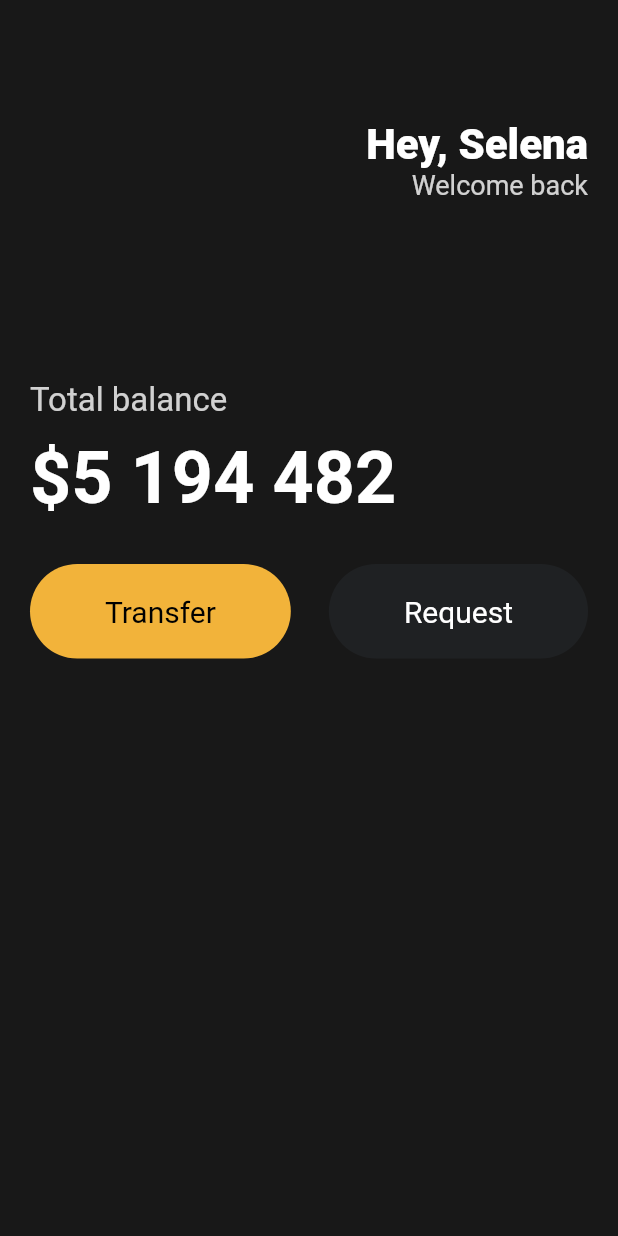
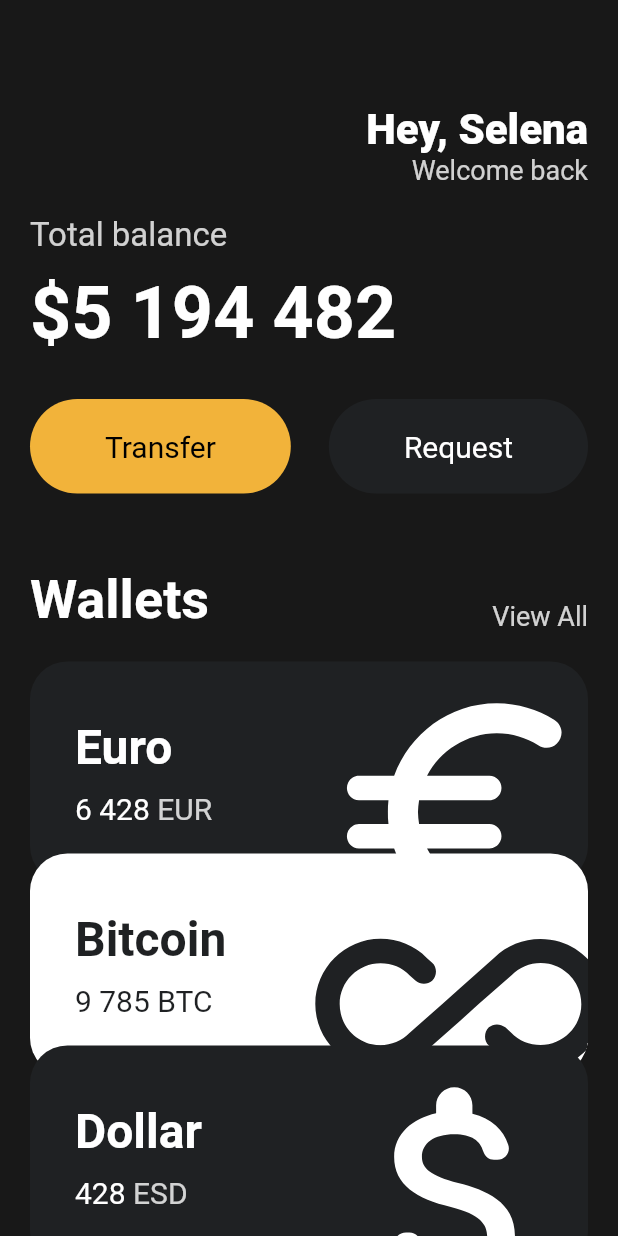
Before and after one commit to mackerel0818/flutter-challenge, a Flutter app: the screen it shows after launch, on a phone screen of 412 x 824 dp. Run offline on Flutter 3.47's test engine with Material 2 defaults, Android fonts, the light colour scheme and no system bars.

Commit message:
edit card

```diff
--- a/flutter-challenge/lib/main.dart
+++ b/flutter-challenge/lib/main.dart
@@ -1,5 +1,6 @@
 import 'package:flutter/material.dart';
 import 'package:toonfix/widgets/button.dart';
+import 'package:toonfix/widgets/currency_card.dart';
 
 void main() {
   runApp(App());
@@ -11,7 +12,8 @@
     return MaterialApp(
       home: Scaffold(
         backgroundColor: const Color(0xFF181818),
-        body: Padding(
+        body: SingleChildScrollView(
+          child: Padding(
             padding: const EdgeInsets.symmetric(
               horizontal: 20,
             ),
@@ -19,7 +21,7 @@
               crossAxisAlignment: CrossAxisAlignment.start,
               children: [
                 const SizedBox(
-                height: 80,
+                  height: 70,
                 ),
                 Row(
                   mainAxisAlignment: MainAxisAlignment.end,
@@ -47,7 +49,7 @@
                   ],
                 ),
                 const SizedBox(
-                height: 120,
+                  height: 20,
                 ),
                 Text(
                   'Total balance',
@@ -82,8 +84,59 @@
                         bgColor: Color(0xFF1f2123),
                         textColor: Colors.white),
                   ],
-              )
+                ),
+                const SizedBox(
+                  height: 50,
+                ),
+                Row(
+                  mainAxisAlignment: MainAxisAlignment.spaceBetween,
+                  crossAxisAlignment: CrossAxisAlignment.end,
+                  children: [
+                    const Text(
+                      'Wallets',
+                      style: TextStyle(
+                        color: Colors.white,
+                        fontSize: 36,
+                        fontWeight: FontWeight.w600,
+                      ),
+                    ),
+                    Text(
+                      'View All',
+                      style: TextStyle(
+                        color: Colors.white.withOpacity(0.8),
+                        fontSize: 18,
+                      ),
+                    ),
                   ],
+                ),
+                const SizedBox(
+                  height: 20,
+                ),
+                const CurrencyCard(
+                  name: 'Euro',
+                  code: 'EUR',
+                  amount: '6 428',
+                  icon: Icons.euro_rounded,
+                  isInverted: false,
+                ),
+                const CurrencyCard(
+                  name: 'Bitcoin',
+                  code: 'BTC',
+                  amount: '9 785',
+                  icon: Icons.all_inclusive_rounded,
+                  isInverted: true,
+                  order: 2,
+                ),
+                const CurrencyCard(
+                  name: 'Dollar',
+                  code: 'ESD',
+                  amount: '428',
+                  icon: Icons.attach_money_rounded,
+                  isInverted: false,
+                  order: 4,
+                ),
+              ],
+            ),
           ),
         ),
       ),
--- /dev/null
+++ b/flutter-challenge/lib/widgets/currency_card.dart
@@ -0,0 +1,90 @@
+import 'package:flutter/material.dart';
+
+class CurrencyCard extends StatelessWidget {
+  final String name, code, amount;
+  final IconData icon;
+  final bool isInverted;
+  final double? order;
+  final _blackColor = const Color(0xFF1f2123);
+
+  const CurrencyCard({
+    Key? key,
+    required this.name,
+    required this.code,
+    required this.amount,
+    required this.icon,
+    required this.isInverted,
+    this.order,
+  }) : super(key: key);
+
+  @override
+  Widget build(BuildContext context) {
+    return Transform.translate(
+      offset: Offset(0, order != null ? -(order! * 10) : 0),
+      child: Container(
+        clipBehavior: Clip.hardEdge,
+        decoration: BoxDecoration(
+            color: isInverted ? Colors.white : _blackColor,
+            borderRadius: BorderRadius.circular(25)),
+        child: Padding(
+          padding: const EdgeInsets.all(30),
+          child: Row(
+            mainAxisAlignment: MainAxisAlignment.spaceBetween,
+            children: [
+              Column(
+                crossAxisAlignment: CrossAxisAlignment.start,
+                children: [
+                  Text(
+                    name,
+                    style: TextStyle(
+                      color: isInverted ? _blackColor : Colors.white,
+                      fontSize: 32,
+                      fontWeight: FontWeight.w600,
+                    ),
+                  ),
+                  const SizedBox(
+                    height: 10,
+                  ),
+                  Row(
+                    children: [
+                      Text(
+                        amount,
+                        style: TextStyle(
+                          color: isInverted ? _blackColor : Colors.white,
+                          fontSize: 20,
+                        ),
+                      ),
+                      const SizedBox(
+                        width: 5,
+                      ),
+                      Text(
+                        code,
+                        style: TextStyle(
+                          color: isInverted
+                              ? _blackColor
+                              : Colors.white.withOpacity(0.8),
+                          fontSize: 20,
+                        ),
+                      ),
+                    ],
+                  )
+                ],
+              ),
+              Transform.scale(
+                scale: 2.2,
+                child: Transform.translate(
+                  offset: const Offset(-5, 12),
+                  child: Icon(
+                    icon,
+                    color: isInverted ? _blackColor : Colors.white,
+                    size: 88,
+                  ),
+                ),
+              ),
+            ],
+          ),
+        ),
+      ),
+    );
+  }
+}
```
Lines whose indentation alone changed are shown as unchanged.
